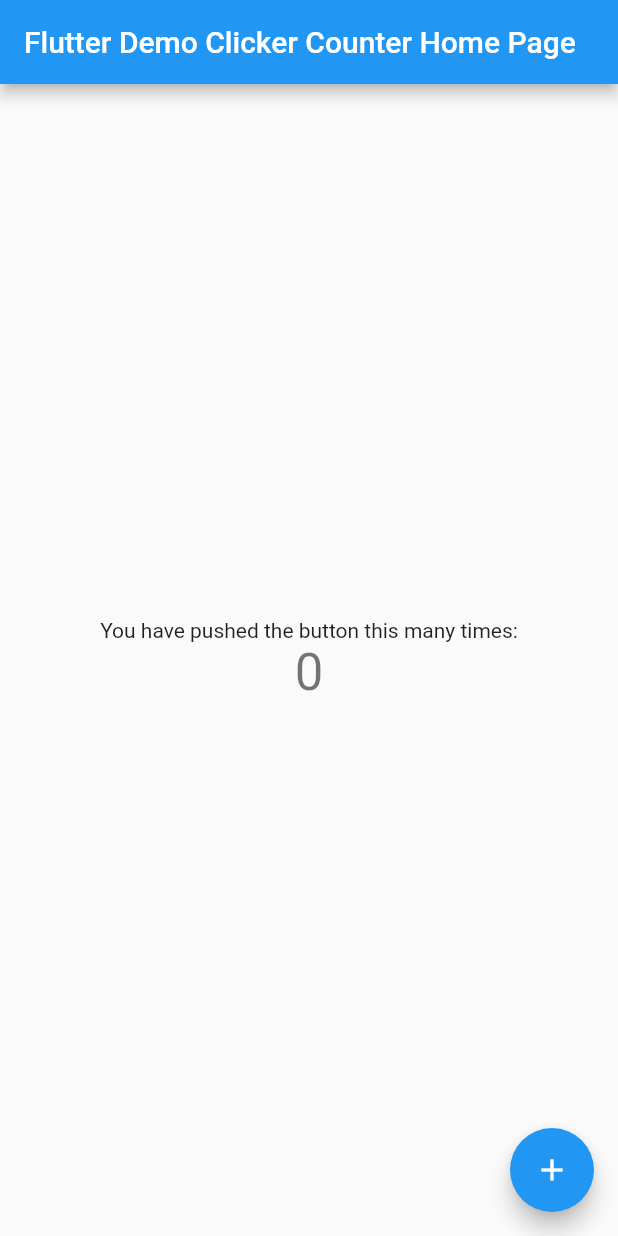
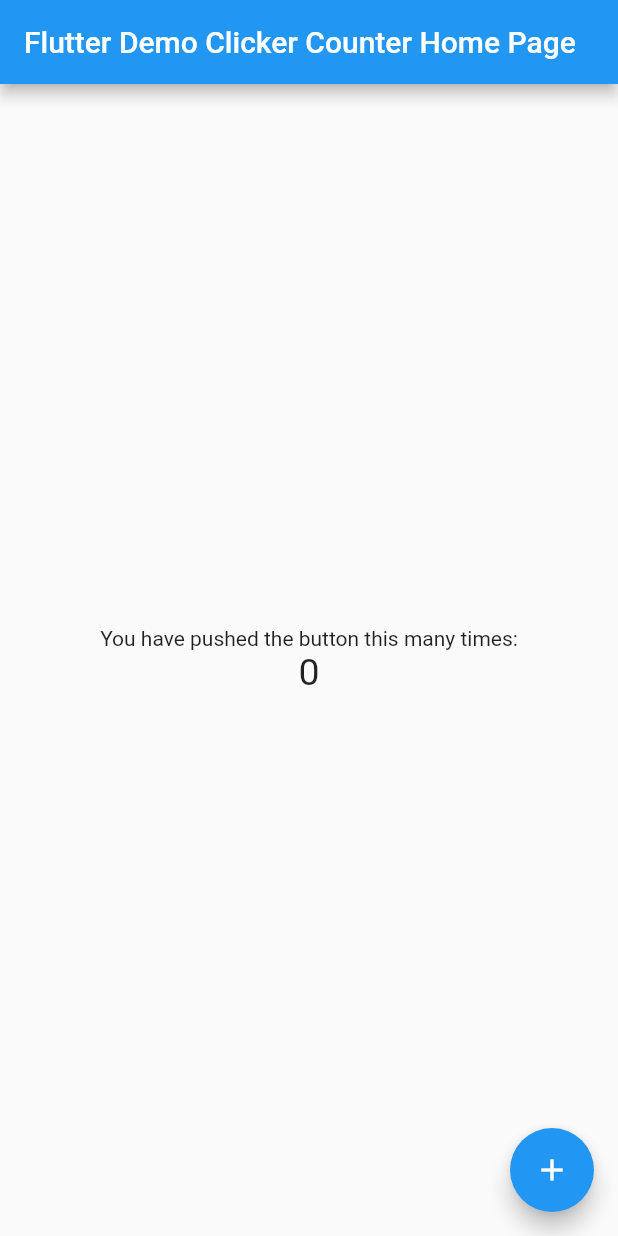
Before and after one commit to lakatpityu/test_repo2, a Flutter app: the screen it shows after launch, on a phone screen of 412 x 824 dp. Run offline on Flutter 3.47's test engine with Material 2 defaults, Android fonts, the phone set to English and light mode, and no system bars.

Commit message:
TextStyle changed

```diff
--- a/lib/main.dart
+++ b/lib/main.dart
@@ -85,7 +85,7 @@ class _MyHomePageState extends State<MyHomePage> {
             ),
             Text(
               '$_counter',
-              style: Theme.of(context).textTheme.display1,
+              style: TextStyle(fontSize: 25),
             ),
           ],
         ),
```
